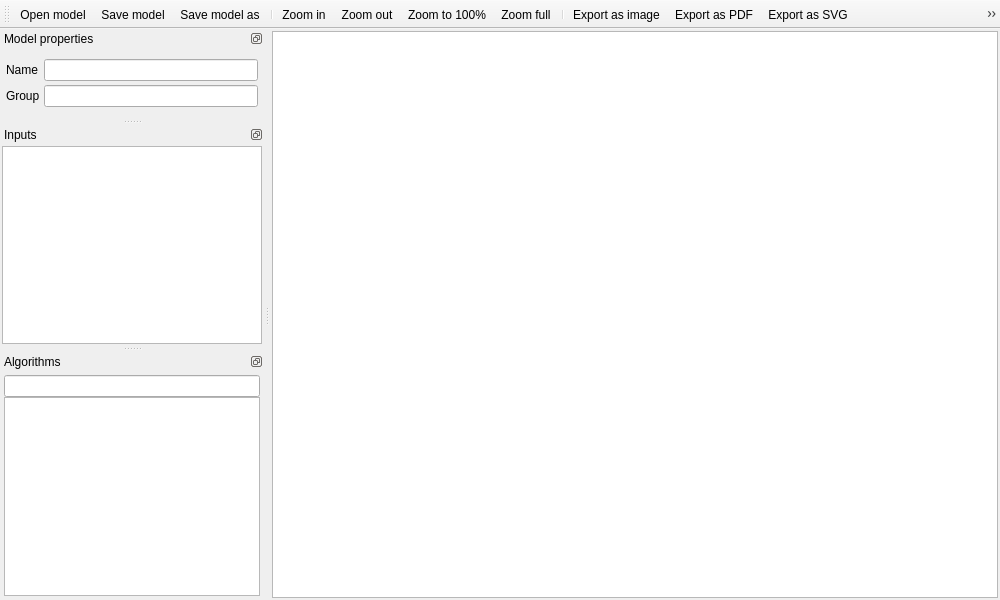
Before: the Qt Designer form python/plugins/processing/ui/DlgModeler.ui in qgis/QGIS, drawn with Qt 5.
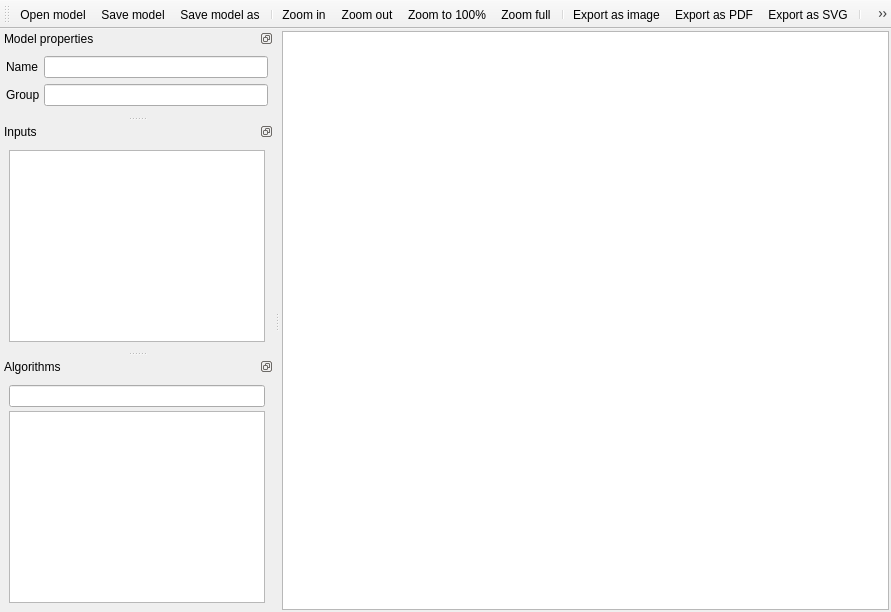
After: the same form once the commit is applied. Icons and pictures are not drawn. Custom widgets are drawn as their Qt base class.

```diff
--- a/python/plugins/processing/ui/DlgModeler.ui
+++ b/python/plugins/processing/ui/DlgModeler.ui
@@ -6,8 +6,8 @@
    <rect>
     <x>0</x>
     <y>0</y>
-    <width>1000</width>
-    <height>600</height>
+    <width>891</width>
+    <height>596</height>
    </rect>
   </property>
   <property name="windowTitle">
@@ -69,19 +69,23 @@
          <rect>
           <x>0</x>
           <y>0</y>
-          <width>287</width>
-          <height>500</height>
+          <width>280</width>
+          <height>68</height>
          </rect>
         </property>
-        <layout class="QVBoxLayout" name="verticalLayout_2">
-         <property name="spacing">
-          <number>4</number>
-         </property>
-         <property name="margin">
-          <number>6</number>
-         </property>
-         <item>
           <layout class="QGridLayout" name="gridLayout">
+         <property name="leftMargin">
+          <number>6</number>
+         </property>
+         <property name="topMargin">
+          <number>6</number>
+         </property>
+         <property name="rightMargin">
+          <number>6</number>
+         </property>
+         <property name="bottomMargin">
+          <number>6</number>
+         </property>
            <property name="spacing">
             <number>4</number>
            </property>
@@ -109,11 +113,9 @@
            <item row="1" column="1">
             <widget class="QLineEdit" name="textGroup">
              <property name="toolTip">
-              <string>Enter group name here</string> 
-             </property>
-            </widget>
-           </item>
-          </layout>
+            <string>Enter group name here</string>
+           </property>
+          </widget>
          </item>
         </layout>
        </widget>
@@ -133,13 +135,7 @@
     <number>1</number>
    </attribute>
    <widget class="QWidget" name="inputsDockContents">
-    <layout class="QVBoxLayout" name="verticalDockLayout_2">
-     <property name="spacing">
-      <number>0</number>
-     </property>
-     <property name="margin">
-      <number>0</number>
-     </property>
+    <layout class="QVBoxLayout" name="verticalLayout_3">
      <item>
       <widget class="QgsScrollArea" name="scrollArea_2">
        <property name="sizePolicy">
@@ -165,23 +161,24 @@
          <rect>
           <x>0</x>
           <y>0</y>
-          <width>287</width>
-          <height>1113</height>
+          <width>262</width>
+          <height>198</height>
          </rect>
         </property>
-        <layout class="QVBoxLayout" name="verticalLayout_3">
+        <layout class="QVBoxLayout" name="verticalLayout">
          <property name="spacing">
-          <number>4</number>
+          <number>0</number>
          </property>
-         <property name="margin">
-          <number>2</number>
+         <property name="leftMargin">
+          <number>0</number>
          </property>
-         <item>
-          <layout class="QVBoxLayout" name="verticalLayout_4">
-           <property name="spacing">
-            <number>4</number>
-           </property>
-           <property name="margin">
+         <property name="topMargin">
+          <number>0</number>
+         </property>
+         <property name="rightMargin">
+          <number>0</number>
+         </property>
+         <property name="bottomMargin">
             <number>0</number>
            </property>
            <item>
@@ -200,8 +197,6 @@
             </widget>
            </item>
           </layout>
-         </item>
-        </layout>
        </widget>
       </widget>
      </item>
@@ -219,13 +214,7 @@
     <number>1</number>
    </attribute>
    <widget class="QWidget" name="algorithmsDockContents">
-    <layout class="QVBoxLayout" name="verticalDockLayout_3">
-     <property name="spacing">
-      <number>0</number>
-     </property>
-     <property name="margin">
-      <number>2</number>
-     </property>
+    <layout class="QVBoxLayout" name="verticalLayout_4">
      <item>
       <widget class="QgsScrollArea" name="scrollArea_3">
        <property name="sizePolicy">
@@ -251,23 +240,24 @@
          <rect>
           <x>0</x>
           <y>0</y>
-          <width>287</width>
-          <height>1113</height>
+          <width>262</width>
+          <height>220</height>
          </rect>
         </property>
-        <layout class="QVBoxLayout" name="verticalLayout_5">
+        <layout class="QVBoxLayout" name="verticalLayout_2">
          <property name="spacing">
+          <number>4</number>
+         </property>
+         <property name="leftMargin">
           <number>0</number>
          </property>
-         <property name="margin">
-          <number>2</number>
+         <property name="topMargin">
+          <number>0</number>
          </property>
-         <item>
-          <layout class="QVBoxLayout" name="verticalLayout_6">
-           <property name="spacing">
+         <property name="rightMargin">
             <number>0</number>
            </property>
-           <property name="margin">
+         <property name="bottomMargin">
             <number>0</number>
            </property>
            <item>
@@ -293,8 +283,6 @@
             </widget>
            </item>
           </layout>
-         </item>
-        </layout>
        </widget>
       </widget>
      </item>
@@ -309,7 +297,7 @@
     <enum>TopToolBarArea</enum>
    </attribute>
    <attribute name="toolBarBreak">
-    <bool>true</bool>
+    <bool>false</bool>
    </attribute>
    <addaction name="mActionOpen"/>
    <addaction name="mActionSave"/>
@@ -323,7 +311,6 @@
    <addaction name="mActionExportImage"/>
    <addaction name="mActionExportPdf"/>
    <addaction name="mActionExportSvg"/>
-   <addaction name="mActionExportPython"/>
    <addaction name="separator"/>
    <addaction name="mActionEditHelp"/>
    <addaction name="separator"/>
@@ -524,17 +511,6 @@
   <customwidget>
    <class>QgsDockWidget</class>
    <extends>QDockWidget</extends>
-   <header>qgis.gui</header>
-  </customwidget>
-  <customwidget>
-   <class>QgsCollapsibleGroupBox</class>
-   <extends>QGroupBox</extends>
-   <header>qgis.gui</header>
-   <container>1</container>
-  </customwidget>
-  <customwidget>
-   <class>QgsCollapsibleGroupBoxBasic</class>
-   <extends>QGroupBox</extends>
    <header>qgis.gui</header>
    <container>1</container>
   </customwidget>
```
Left out of the diff: 81 changed lines with no effect on the pictures. Lines whose indentation alone changed are shown as unchanged.
